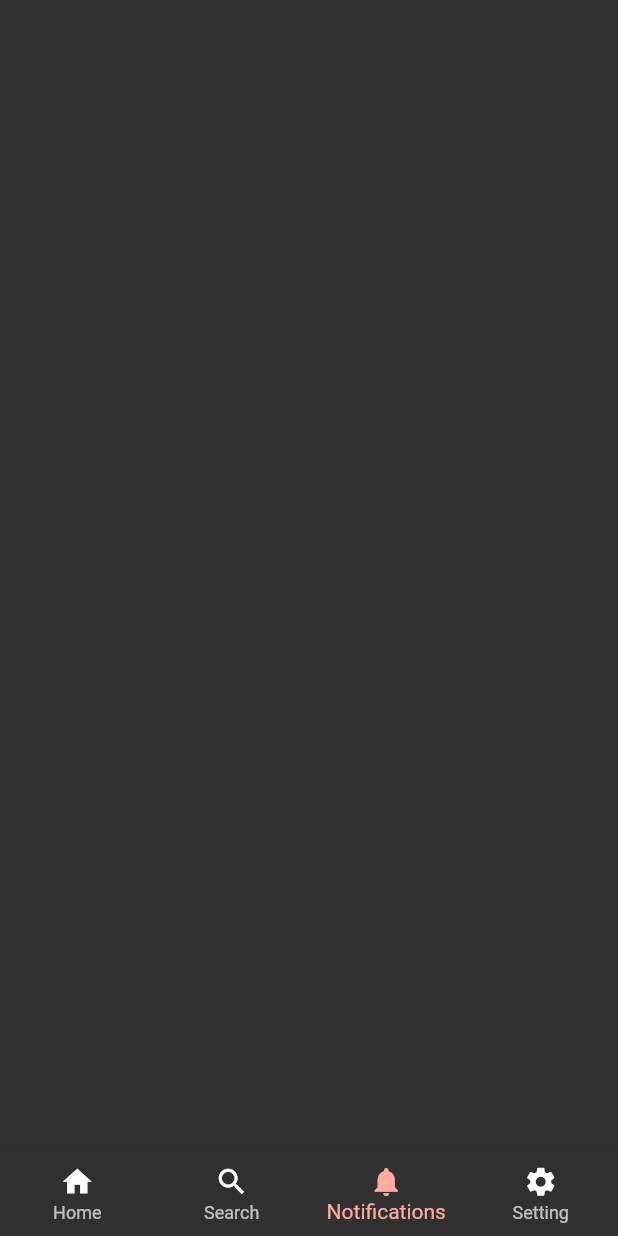
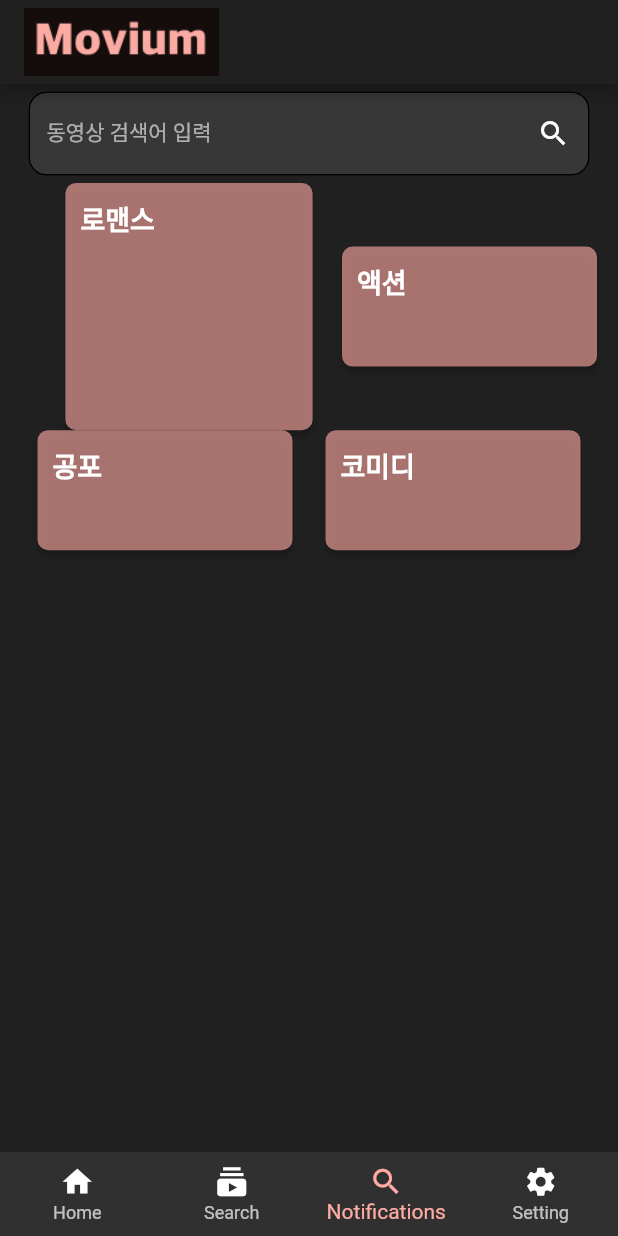
Before and after one commit to comtrial/Movium_app, a Flutter app: the screen it shows after launch, item 3 of the bottom bar chosen, on a phone screen of 412 x 824 dp. Run offline on Flutter 3.47's test engine with Material 2 defaults, Android fonts, the phone set to English and light mode, and no system bars; our stand-ins replace get, youtube_player_flutter; missing offline and left inert: favorite_button; network calls fail.

Commit message:
add search_screen by subin

```diff
--- a/lib/app.dart
+++ b/lib/app.dart
@@ -2,7 +2,9 @@ import 'package:flutter/material.dart';
 import 'package:flutter_application_2/model/constant.dart';
 import 'package:get/get.dart';
 import 'controller/app_controller.dart';
+import 'screen/first_recommendation_screen.dart';
 import 'screen/home_screen.dart';
+import 'screen/search_screen.dart';
 
 
 class App extends GetView<AppController> {
@@ -16,11 +18,11 @@ class App extends GetView<AppController> {
           case RouteName.Home:
             return HomeScreen();
             break;
+          case RouteName.Recommend:
+            return FirstRecommendationScreen();
+            break;
           case RouteName.Explore:
-            return Container();
-            break;
-          case RouteName.Notification:
-            return Container();
+            return SearchGenre();
             break;
           case RouteName.Setting:
             return Container();
@@ -51,12 +53,12 @@ class App extends GetView<AppController> {
             ),
             BottomNavigationBarItem(
               icon: Icon(
-              Icons.search,
+              Icons.subscriptions,
               size: 23,
               color: Colors.white,
               ),
               activeIcon: Icon(
-              Icons.search,
+              Icons.subscriptions,
               size: 23,
               color: mainPink,
               ),
@@ -64,12 +66,12 @@ class App extends GetView<AppController> {
             ),
             BottomNavigationBarItem(
               icon: Icon(
-              Icons.notifications,
+              Icons.search,
               size: 23,
               color: Colors.white,
               ),
               activeIcon: Icon(
-              Icons.notifications,
+              Icons.search,
               size: 23,
               color: mainPink,
               ),
--- a/lib/controller/app_controller.dart
+++ b/lib/controller/app_controller.dart
@@ -1,7 +1,7 @@
 import 'package:flutter/cupertino.dart';
 import 'package:get/get.dart';
 
-enum RouteName { Home, Explore, Notification, Setting }
+enum RouteName { Home, Recommend, Explore, Setting }
 
 class AppController extends GetxService {
   static AppController get to => Get.find();
--- a/lib/main.dart
+++ b/lib/main.dart
@@ -23,7 +23,8 @@ class MyApp extends StatelessWidget {
       theme: ThemeData(
         //Custom color로 바꿔야 할 듯
         brightness: Brightness.dark,
-        primaryColor: Colors.black,
+        //primaryColor: Colors.black,
+        cursorColor: mainPink,
         primarySwatch: Colors.pink,
         visualDensity: VisualDensity.adaptivePlatformDensity,
       ),
--- a/lib/repository/youtube_repository.dart
+++ b/lib/repository/youtube_repository.dart
@@ -17,7 +17,7 @@ class HomeVideoListRepository extends GetConnect{
   }
   //안댐 list로
 
-  Future<VideoList> loadLists() async {
+  Future<VideoList> loadLists(_group_num) async {
     String url = "/home";
 
     final response = await get(url);
@@ -28,7 +28,7 @@ class HomeVideoListRepository extends GetConnect{
     else {
       if(response.body != null && response.body.length >0){
 
-        return VideoList.fromJson(response.body.keys.toList()[0], response.body);
+        return VideoList.fromJson(response.body.keys.toList()[_group_num], response.body);
       }
     }
   }
--- /dev/null
+++ b/lib/screen/search_screen.dart
@@ -0,0 +1,129 @@
+import 'package:flutter/cupertino.dart';
+import 'package:flutter/material.dart';
+import 'package:flutter_application_2/model/constant.dart';
+import 'package:flutter_application_2/widget/app_bar_widget.dart';
+import 'package:flutter_application_2/widget/search_widget/search_bar_widget.dart';
+
+class  SearchGenre extends StatelessWidget {
+  get margin => null;
+
+  @override
+  Widget build(BuildContext context) {
+    Size screensize = MediaQuery.of(context).size;
+     var width = screensize.width;
+     var height = screensize.height;
+    return Scaffold(
+        appBar: AppBar(
+          title: CustomAppBar(),
+          backgroundColor: mainBackground,
+        ),
+        backgroundColor: mainBackground,
+        body: Container(
+            margin: EdgeInsets.only(left: 14, right: 14),
+            child: Column(
+              //mainAxisAlignment: MainAxisAlignment.center,
+                children: <Widget>[
+                  SearchBar(),
+                  Row(
+                    mainAxisAlignment: MainAxisAlignment.spaceBetween,
+                    children: [
+                      SizedBox(
+                          width: 10
+                      ), // top공간
+                      ElevatedButton(
+                        style: ElevatedButton.styleFrom(
+                            primary: subPink,
+                            padding: EdgeInsets.all(10),
+                            alignment: Alignment.topLeft,
+                            minimumSize: Size(width * 0.4,height * 0.2),
+                            shape: RoundedRectangleBorder(
+                                borderRadius: BorderRadius.circular(7.0)
+                            ),
+                        ),
+                        child: Text(
+                            '로맨스',
+                            style: kHomeGanreStyle)
+                        ,
+                        onPressed: () {},
+                      ),
+                      //SizedBox(
+                      //width: 20
+                      //), //행에서 사이간격
+                      ElevatedButton(
+
+                        style: ElevatedButton.styleFrom(
+                            primary: subPink,
+                            padding: EdgeInsets.all(10),
+                            alignment: Alignment.topLeft,
+                            minimumSize: Size(170,80),
+                            shape: RoundedRectangleBorder(
+                                borderRadius: BorderRadius.circular(7.0)
+                            )
+                        ),
+                        child: Text(
+                            '액션',
+                            style: kHomeGanreStyle,)
+                        ,
+                        onPressed: () {},
+                      ),
+                    ],
+                    //mainAxisAlignment: MainAxisAlignment.center,
+                    //crossAxisAlignment: CrossAxisAlignment.stretch,
+                  ), // 1열row
+
+                  Row(
+                    mainAxisAlignment: MainAxisAlignment.spaceBetween,
+                    children: [
+                      SizedBox(
+                          width: 10
+                      ),
+                      ElevatedButton(
+
+                        style: ElevatedButton.styleFrom(
+                            primary: subPink,
+                            padding: EdgeInsets.all(10),
+                            alignment: Alignment.topLeft,
+                            minimumSize: Size(170,80),
+                            shape: RoundedRectangleBorder(
+                                borderRadius: BorderRadius.circular(7.0)
+                            )
+                        ),
+                        child: Text(
+                            '공포',
+                            style: kHomeGanreStyle)
+                        ,
+                        onPressed: () {},
+                      ),
+                      SizedBox(
+                      width: 20
+                      ), // 행에서 사이간격
+                      ElevatedButton(
+
+                        style: ElevatedButton.styleFrom(
+                            primary: subPink,
+                            padding: EdgeInsets.all(10),
+                            alignment: Alignment.topLeft,
+                            minimumSize: Size(170,80),
+                            shape: RoundedRectangleBorder(
+                                borderRadius: BorderRadius.circular(7.0)
+                            )
+                        ),
+                        child: Text(
+                            '코미디',
+                            style: kHomeGanreStyle)
+                        ,
+                        onPressed: () {},
+                      ),
+                      SizedBox(
+                          width: 10
+                      ),
+                    ],// 2열widget
+                  ),//2열 row
+
+                ]//커다란 위젯
+            )
+        )// 상단 btn list
+
+    );
+  }
+}
--- a/lib/widget/home_widget/Ganre_list_widget.dart
+++ b/lib/widget/home_widget/Ganre_list_widget.dart
@@ -9,6 +9,7 @@ class Ganre_list extends StatelessWidget{
   Widget build(BuildContext context) {
     return // 상단 btn list
                 Row(
+
                   mainAxisAlignment: MainAxisAlignment.spaceBetween,
                   children: [
                     ElevatedButton(
--- /dev/null
+++ b/lib/widget/search_widget/search_bar_widget.dart
@@ -0,0 +1,83 @@
+import 'package:flutter/cupertino.dart';
+import 'package:flutter/material.dart';
+import 'package:flutter_application_2/model/constant.dart';
+import 'package:flutter_application_2/widget/app_bar_widget.dart';
+
+class SearchBar extends StatefulWidget {
+  _SearchBarState createState() => _SearchBarState();
+}
+
+class _SearchBarState extends State<SearchBar> {
+  final TextEditingController _filter = TextEditingController(); //검색위젯 컨트롤
+  FocusNode focusNode = FocusNode(); //검색위젯에 커서가 있는지 없는지 상태확인
+  String _searchText = ""; //현재 검색어 상태 가짐
+
+  _SearchBarState() {
+    _filter.addListener(() {
+      setState(() {
+        _searchText = _filter.text; //검색위젯 _filter변화 감지하여 상태 변화
+      });
+    });
+  }
+
+  @override
+  Widget build(BuildContext context) {
+    return
+        Container(
+            child: Column(
+              children: <Widget> [
+                Container(
+                  color: mainBackground,
+                  padding: EdgeInsets.fromLTRB(5, 5, 5, 5),
+                  child: Row(
+                    children: <Widget>[
+                      // Icon(Icons.arrow_back_ios_sharp,
+                      //     size: 14
+                      //     , color: Colors.white70),
+                      // SizedBox(
+                      //     width: 15
+                      // ),
+                      Expanded(
+                          //flex: 6,
+                          child: TextField(
+
+                              focusNode: focusNode,
+                              cursorColor: mainPink,
+                              style: TextStyle(
+                                fontSize: 14,
+                                ),
+                              autofocus: false,
+                              controller: _filter,
+                              decoration: InputDecoration(
+                                labelText: '동영상 검색어 입력',
+                                floatingLabelBehavior: FloatingLabelBehavior.never,
+                                filled: true,
+                                fillColor: Colors.white10,
+                                suffixIcon: Icon(Icons.search,
+                                    color: Colors.white, size: 22
+                                  ),
+                                  enabledBorder: OutlineInputBorder(
+                                    borderRadius: BorderRadius.circular(12)
+                                  ),
+                                focusedBorder: OutlineInputBorder(
+                                  borderRadius: BorderRadius.circular(12),
+                                  borderSide: BorderSide(color: mainPink),
+                                ),
+
+                                ),
+
+
+                            /*: Container(),
+                            hintText: '동영상 검색어 입력',
+                            labelStyle: TextStyle(color: Colors.white),*/
+                          )
+                      )
+                    ],
+                  ),
+                )
+              ],
+        //     )
+         )
+    );
+  }
+}
```
Also changed, not shown: lib/controller/home_controller.dart (+29 -6 lines), lib/main_old.dart (deleted, +0 -59 lines), lib/model/home_model/home_video_group.dart (added, +11 -0 lines), lib/model/search_model/genre_item.dart (added, +7 -0 lines), lib/screen/first_recommendation_screen.dart (added, +52 -0 lines), lib/screen/home_screen.dart (+13 -10 lines), lib/screen/second_recommendation_screen.dart (added, +43 -0 lines), lib/widget/bottom_bar_widget.dart (deleted, +0 -46 lines), lib/widget/home_widget/video_item_widget.dart (+12 -3 lines), lib/widget/home_widget/video_list_widget.dart (+53 -20 lines), lib/widget/recommend_widget/swipe_bar_widget.dart (added, +51 -0 lines), lib/widget/search_widget/genre_list_widget.dart (added, +19 -0 lines).
